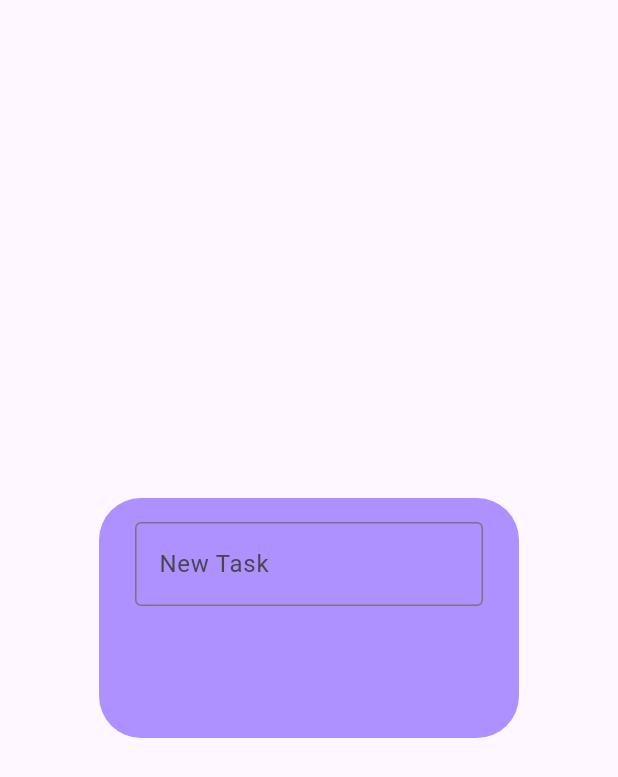
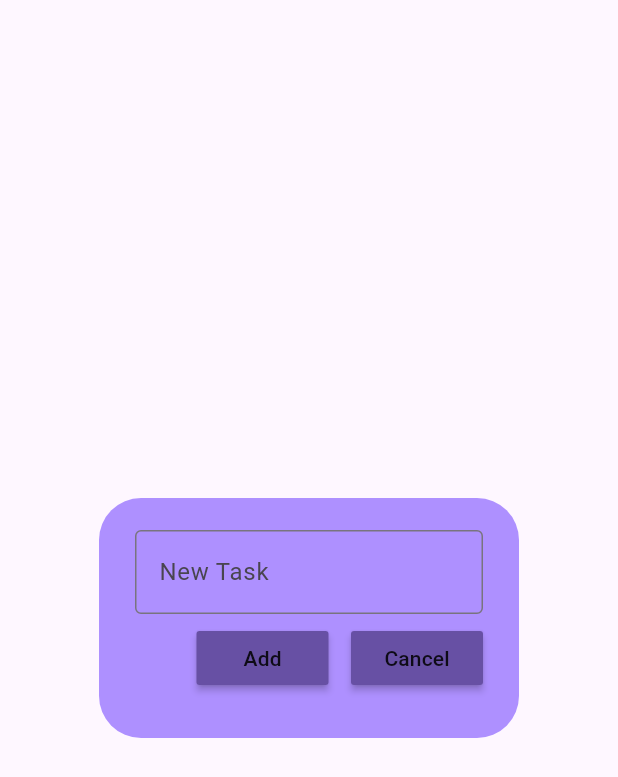
Before and after one commit to AltonChai/TodoList, a Flutter app: the DialogBox widget shown alone on an empty page, opened directly, on a phone screen of 412 x 824 dp. Shown: the top 777 px of the screen. Run offline on Flutter 3.47's test engine with Material 3 defaults, Android fonts, the phone set to English and light mode, and no system bars.

Commit message:
Button add cancel Added
Added two button at the dialog_box.dart file includeing the padding but no function yet

```diff
--- a/lib/utils/dialog_box.dart
+++ b/lib/utils/dialog_box.dart
@@ -1,22 +1,35 @@
 import 'package:flutter/material.dart';
+import 'package:todo_list/utils/mybutton.dart';
 
 class DialogBox extends StatelessWidget {
   const DialogBox({super.key});
 
   @override
   Widget build(BuildContext context) {
-    return const AlertDialog(
-      backgroundColor: Color.fromARGB(255, 174, 144, 255),
+    return AlertDialog(
+      backgroundColor: const Color.fromARGB(255, 174, 144, 255),
       content: SizedBox(
         height: 120,
         child: Column(
+          mainAxisAlignment: MainAxisAlignment.spaceEvenly,
           children: [
             //for user input
-            TextField(
+            const TextField(
               decoration: InputDecoration(
                 border: OutlineInputBorder(),
                 hintText: "New Task",
               ),
+            ),
+            //buttons for save and end
+            Row(
+              mainAxisAlignment: MainAxisAlignment.end,
+              children: [
+                Mybutton(text: "Add", onPressed: () {}), //add button
+                const SizedBox(
+                  width: 15,
+                ),
+                Mybutton(text: "Cancel", onPressed: () {}) //cancel button
+              ],
             ),
           ],
         ),
--- a/lib/utils/mybutton.dart
+++ b/lib/utils/mybutton.dart
@@ -1,10 +1,16 @@
 import 'package:flutter/material.dart';
 
 class Mybutton extends StatelessWidget {
-  const Mybutton({super.key});
+  final String text;
+  final VoidCallback onPressed;
+  const Mybutton({super.key, required this.text, required this.onPressed});
 
   @override
   Widget build(BuildContext context) {
-    return const Placeholder();
+    return MaterialButton(
+      onPressed: onPressed,
+      color: Theme.of(context).primaryColor,
+      child: Text(text),
+    );
   }
 }
```
